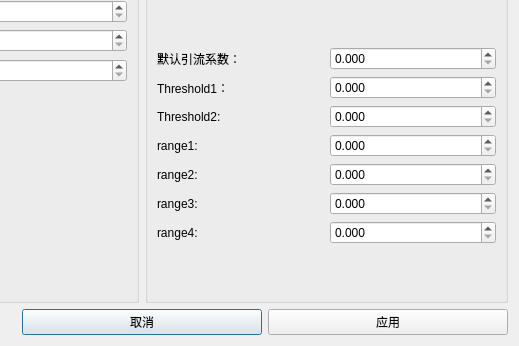
The window that setting.ui (hooray1998/PCSoftware) describes before a commit, drawn with Qt 5; both pictures show x 235 to 754 and y 97 to 443 of the 754 by 443 pixel window.
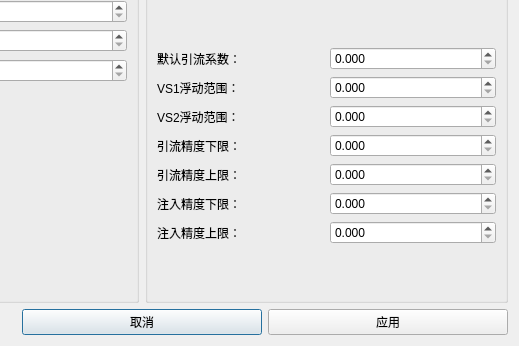
The same window after the commit.

Diff of the .ui file:
```diff
--- a/setting.ui
+++ b/setting.ui
@@ -161,14 +161,14 @@
           <item row="6" column="0">
            <widget class="QLabel" name="label_11">
             <property name="text">
-             <string>range1:</string>
+             <string>引流精度下限：</string>
             </property>
            </widget>
           </item>
           <item row="4" column="0">
            <widget class="QLabel" name="label_8">
             <property name="text">
-             <string>Threshold2:</string>
+             <string>VS2浮动范围：</string>
             </property>
            </widget>
           </item>
@@ -222,21 +222,21 @@
           <item row="7" column="0">
            <widget class="QLabel" name="label_13">
             <property name="text">
-             <string>range2:</string>
+             <string>引流精度上限：</string>
             </property>
            </widget>
           </item>
           <item row="8" column="0">
            <widget class="QLabel" name="label_6">
             <property name="text">
-             <string>range3:</string>
+             <string>注入精度下限：</string>
             </property>
            </widget>
           </item>
           <item row="10" column="0">
            <widget class="QLabel" name="label_12">
             <property name="text">
-             <string>range4:</string>
+             <string>注入精度上限：</string>
             </property>
            </widget>
           </item>
@@ -253,7 +253,7 @@
           <item row="3" column="0">
            <widget class="QLabel" name="label_7">
             <property name="text">
-             <string>Threshold1：</string>
+             <string>VS1浮动范围：</string>
             </property>
            </widget>
           </item>
```
